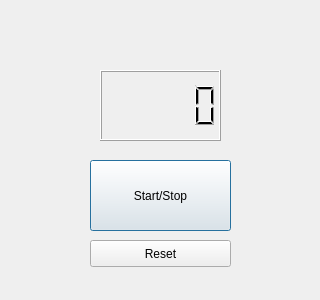
The window that MainDialog.ui (Kawasakis/RamenTimer) describes before a commit, drawn with Qt 5.
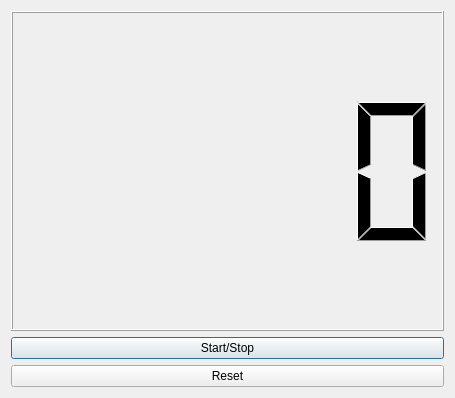
The same window after the commit.

Commit message: make MainDialog

What changed in the file:
```diff
--- a/MainDialog.ui
+++ b/MainDialog.ui
@@ -6,49 +6,40 @@
    <rect>
     <x>0</x>
     <y>0</y>
-    <width>320</width>
-    <height>300</height>
+    <width>455</width>
+    <height>398</height>
    </rect>
   </property>
   <property name="windowTitle">
    <string>Dialog</string>
   </property>
-  <widget class="QLCDNumber" name="lcdNumber">
-   <property name="geometry">
-    <rect>
-     <x>100</x>
-     <y>70</y>
-     <width>121</width>
-     <height>71</height>
-    </rect>
-   </property>
-  </widget>
+  <layout class="QHBoxLayout" name="horizontalLayout">
+   <item>
+    <layout class="QVBoxLayout" name="verticalLayout_2">
+     <item>
+      <layout class="QVBoxLayout" name="verticalLayout">
+       <item>
+        <widget class="QLCDNumber" name="lcdNumber"/>
+       </item>
+       <item>
   <widget class="QPushButton" name="pushButton">
-   <property name="geometry">
-    <rect>
-     <x>90</x>
-     <y>160</y>
-     <width>141</width>
-     <height>71</height>
-    </rect>
-   </property>
    <property name="text">
     <string>Start/Stop</string>
    </property>
   </widget>
+       </item>
+       <item>
   <widget class="QPushButton" name="pushButton_2">
-   <property name="geometry">
-    <rect>
-     <x>90</x>
-     <y>240</y>
-     <width>141</width>
-     <height>27</height>
-    </rect>
-   </property>
    <property name="text">
     <string>Reset</string>
    </property>
   </widget>
+       </item>
+      </layout>
+     </item>
+    </layout>
+   </item>
+  </layout>
  </widget>
  <resources/>
  <connections/>
```
Lines whose indentation alone changed are shown as unchanged.
